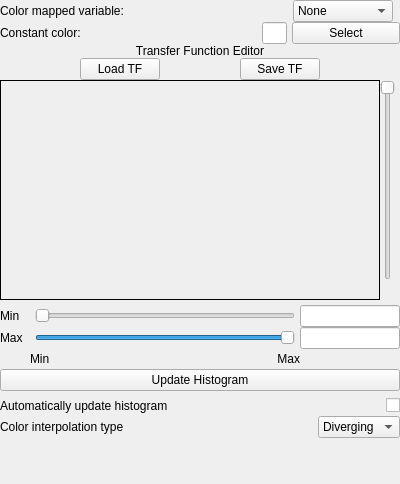
The window that apps/vaporgui/ui/TFWidgetGUI.ui (StasJ/vapor-formatted) describes before a commit, drawn with Qt 5.
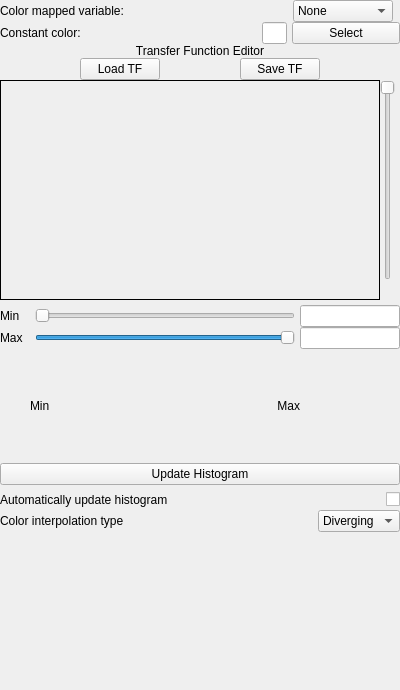
The same window after the commit. Custom widgets are drawn as their Qt base class.

```diff
--- a/apps/vaporgui/ui/TFWidgetGUI.ui
+++ b/apps/vaporgui/ui/TFWidgetGUI.ui
@@ -7,7 +7,7 @@
     <x>0</x>
     <y>0</y>
     <width>400</width>
-    <height>484</height>
+    <height>690</height>
    </rect>
   </property>
   <property name="sizePolicy">
```
